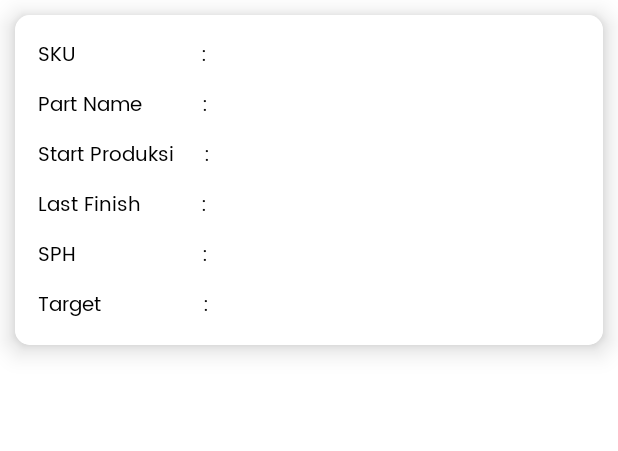
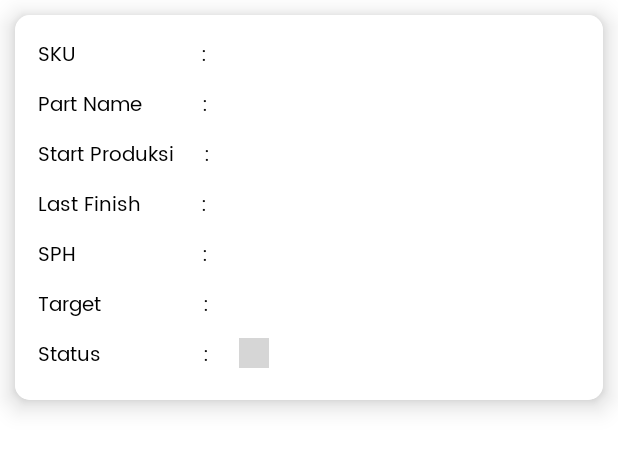
Before and after one commit to geralddz/AplikasiPCD, an Android app: the layout item_detail_station.xml on its own in the app's theme, with its tools: preview values and no code run, on a phone screen of 412 x 824 dp. Shown: the top 451 px of the screen. Run offline under Robolectric (Android 15) with nearby library versions, the phone set to English and light mode, and no system bars; grey boxes are pictures that could not be loaded.

Commit message:
Update 1 Des 2022

```diff
--- a/app/src/main/java/com/app/trackingqrcode/activity/HomeActivity.kt
+++ b/app/src/main/java/com/app/trackingqrcode/activity/HomeActivity.kt
@@ -13,7 +13,7 @@ import com.app.trackingqrcode.R
 import com.app.trackingqrcode.utils.SharedPref
 import kotlinx.android.synthetic.main.activity_home.*
 
-class HomeActivity : AppCompatActivity() {
+class   HomeActivity : AppCompatActivity() {
     private lateinit var iduser: String
     private lateinit var departemendId: String
     private lateinit var sharedPref: SharedPref
--- a/app/src/main/java/com/app/trackingqrcode/fragment/FragmentShift1.kt
+++ b/app/src/main/java/com/app/trackingqrcode/fragment/FragmentShift1.kt
@@ -59,13 +59,13 @@ class FragmentShift1 : Fragment() {
                                 if((timeStartpro in startShift1..finishShift1)||(timeFinishpro in startShift1..finishShift1)){
                                     val sku = detailstationdata[d].sku
                                     val partname = detailstationdata[d].partName
-                                    val operator = detailstationdata[d].statusFlag
+                                    val statusplan = detailstationdata[d].statusFlag
                                     val sph = detailstationdata[d].cycleTime
                                     val totaltime = detailstationdata[d].totalTime
                                     val planid = detailstationdata[d].planId
 
                                     try {
-                                        shift1data.addAll(listOf(DetailStationData(startpro,operator,sph,totaltime,sku,finishpro,planid,partname,"Shift 1")))
+                                        shift1data.addAll(listOf(DetailStationData(startpro,statusplan,sph,totaltime,sku,finishpro,planid,partname,"Shift 1")))
                                         val detailstationadapter = DetailStationAdapter(context!!, shift1data)
                                         rvshift1.apply {
                                             layoutManager = LinearLayoutManager(context)
--- a/app/src/main/java/com/app/trackingqrcode/fragment/FragmentShift3.kt
+++ b/app/src/main/java/com/app/trackingqrcode/fragment/FragmentShift3.kt
@@ -59,12 +59,12 @@ class FragmentShift3 : Fragment() {
                         if ((timeStartpro in startShift3..startShift3final)||(timeFinishpro in finishShift3..finishShift3Final)||(timeStartpro in finishShift3..finishShift3Final)||(timeFinishpro in startShift3..startShift3final)){
                             val sku = detailstationdata[d].sku
                             val partname = detailstationdata[d].partName
-                            val operator = detailstationdata[d].statusFlag
+                            val statusplan = detailstationdata[d].statusFlag
                             val sph = detailstationdata[d].cycleTime
                             val totaltime = detailstationdata[d].totalTime
                             val planid = detailstationdata[d].planId
                             try {
-                                shift3data.addAll(listOf(DetailStationData(startpro,operator,sph,totaltime,sku,finishpro,planid,partname,"Shift 3")))
+                                shift3data.addAll(listOf(DetailStationData(startpro,statusplan,sph,totaltime,sku,finishpro,planid,partname,"Shift 3")))
                                 val detailstationadapter = DetailStationAdapter(context!!, shift3data)
                                 rvshift3.apply {
                                     layoutManager = LinearLayoutManager(context)
--- a/app/src/main/res/layout/item_detail_station.xml
+++ b/app/src/main/res/layout/item_detail_station.xml
@@ -204,5 +204,51 @@
                 app:autoSizeMinTextSize="10sp"
                 app:autoSizeTextType="uniform" />
         </RelativeLayout>
+
+        <RelativeLayout
+            android:layout_width="wrap_content"
+            android:layout_height="wrap_content"
+            android:layout_gravity="center_vertical">
+
+            <TextView
+                android:id="@+id/tstatus"
+                android:layout_width="wrap_content"
+                android:layout_height="wrap_content"
+                android:fontFamily="@font/poppins_regular"
+                android:padding="5dp"
+                android:text="Status                 : "
+                android:textColor="@color/black"
+                android:textSize="13sp" />
+
+            <TextView
+                android:id="@+id/tvStatus"
+                android:layout_width="wrap_content"
+                android:layout_height="wrap_content"
+                android:layout_toEndOf="@+id/tstatus"
+                android:fontFamily="@font/popmedium"
+                android:padding="5dp"
+                android:text=""
+                android:textColor="@color/black"
+                android:textSize="15sp"
+                android:textStyle="bold"
+                app:autoSizeMaxTextSize="13sp"
+                app:autoSizeMinTextSize="10sp"
+                app:autoSizeTextType="uniform" />
+
+            <ImageView
+                android:id="@+id/ivgo"
+                android:layout_width="20dp"
+                android:layout_marginTop="5dp"
+                android:layout_height="20dp"
+                android:layout_toEndOf="@id/tvStatus"
+                android:src="@drawable/goo2" />
+            <ImageView
+                android:id="@+id/ivfinish"
+                android:layout_width="20dp"
+                android:layout_marginTop="5dp"
+                android:layout_height="20dp"
+                android:layout_toEndOf="@id/tvStatus"
+                android:src="@drawable/finish" />
+        </RelativeLayout>
     </LinearLayout>
 </androidx.cardview.widget.CardView>
```
Also changed, not shown: app/src/main/java/com/app/trackingqrcode/activity/DetailPlanActivity.kt (+10 -0 lines), app/src/main/java/com/app/trackingqrcode/activity/ScanActivity.kt (+16 -0 lines), app/src/main/java/com/app/trackingqrcode/adapter/DetailStationAdapter.kt (+34 -12 lines).
